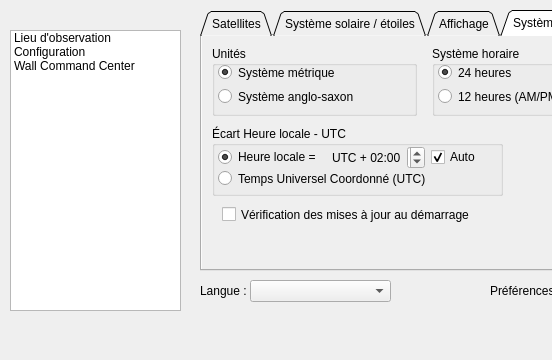
Qt form src/interface/options/options.ui (mconsidine/previsat_archive) before a commit; both pictures show x 0 to 552 and y 0 to 360 of the 960 by 360 pixel window.
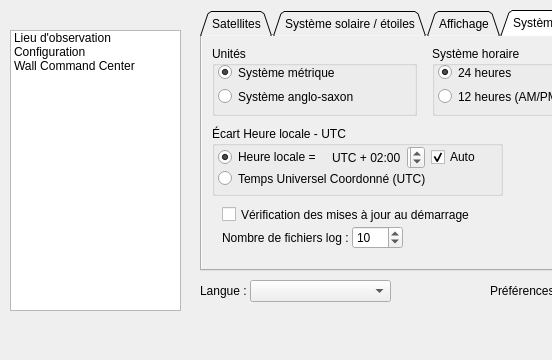
The same form after that commit. The open tabs and pages were chosen to show the change. Icons and pictures are not drawn.

Commit message: Amelioration de la gestion des fichiers de log

```diff
--- a/src/interface/options/options.ui
+++ b/src/interface/options/options.ui
@@ -1933,6 +1933,53 @@
         </property>
        </widget>
       </widget>
+      <widget class="QWidget" name="formLayoutWidget_81">
+       <property name="geometry">
+        <rect>
+         <x>20</x>
+         <y>190</y>
+         <width>181</width>
+         <height>24</height>
+        </rect>
+       </property>
+       <layout class="QFormLayout" name="formLayout_nbFichiersLog">
+        <property name="labelAlignment">
+         <set>Qt::AlignLeading|Qt::AlignLeft|Qt::AlignVCenter</set>
+        </property>
+        <property name="horizontalSpacing">
+         <number>3</number>
+        </property>
+        <property name="verticalSpacing">
+         <number>0</number>
+        </property>
+        <item row="0" column="0">
+         <widget class="QLabel" name="lbl_nbFichiersLog">
+          <property name="font">
+           <font/>
+          </property>
+          <property name="text">
+           <string>Nombre de fichiers log :</string>
+          </property>
+         </widget>
+        </item>
+        <item row="0" column="1">
+         <widget class="QSpinBox" name="nbFichiersLog">
+          <property name="font">
+           <font/>
+          </property>
+          <property name="minimum">
+           <number>1</number>
+          </property>
+          <property name="maximum">
+           <number>20</number>
+          </property>
+          <property name="value">
+           <number>10</number>
+          </property>
+         </widget>
+        </item>
+       </layout>
+      </widget>
      </widget>
     </widget>
     <widget class="QWidget" name="formLayoutWidget_64">
```
The commit also changes 11 other files.
